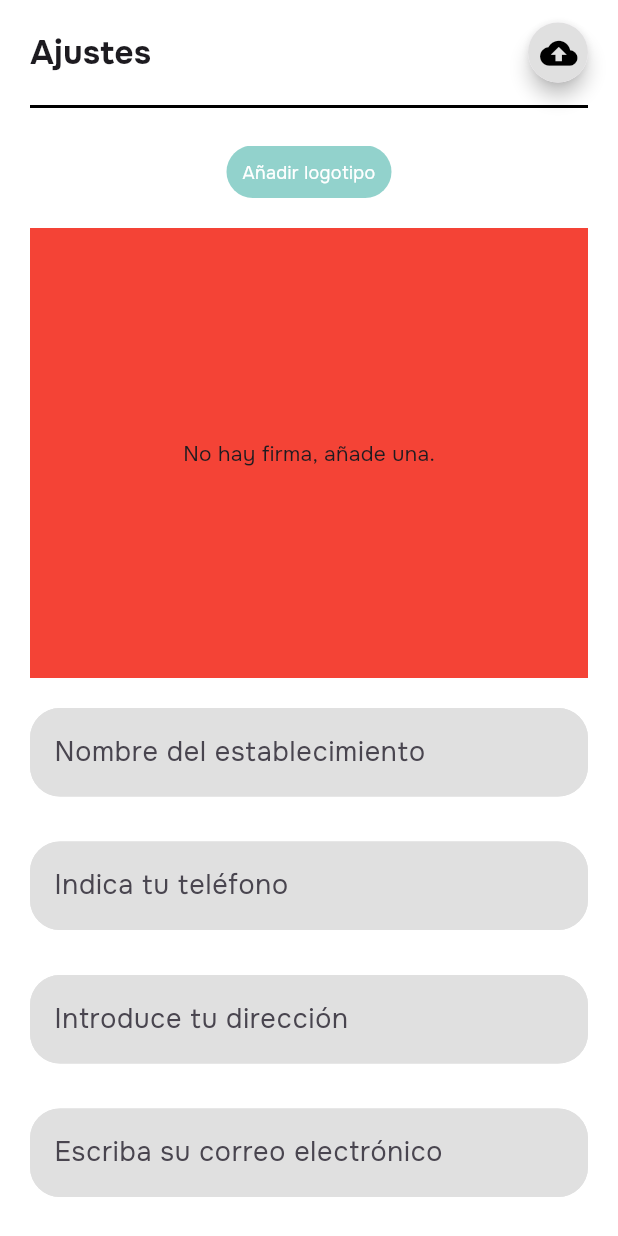
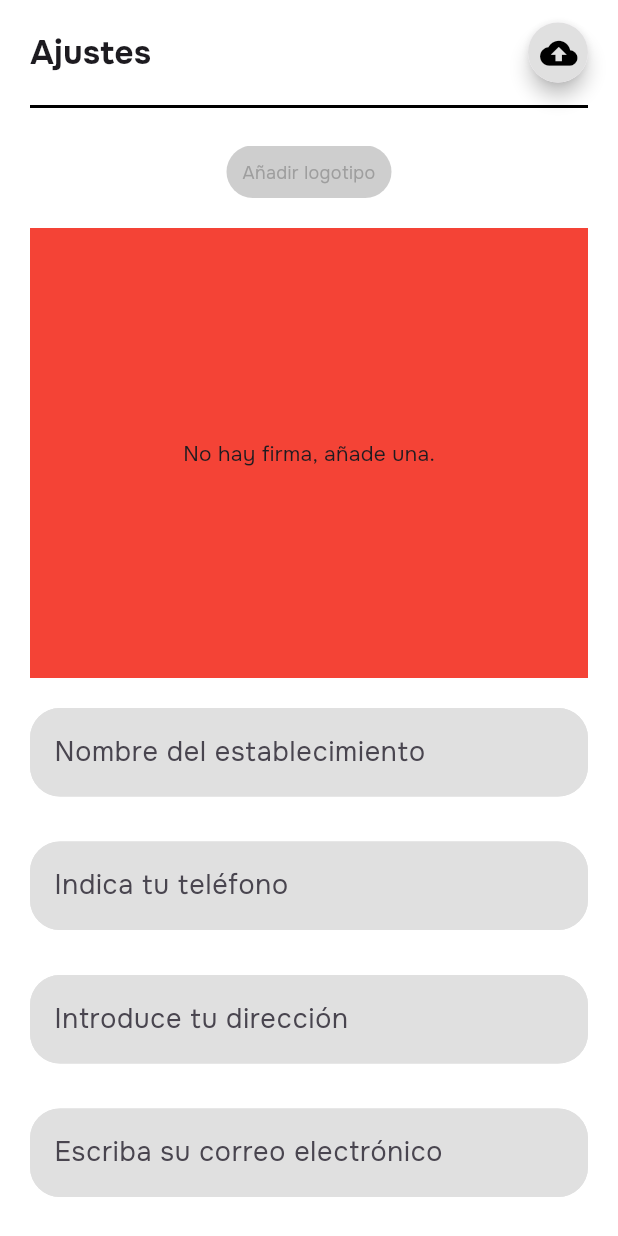
Before and after one commit to HanJian16/Ballots-Template, a Flutter app: the FormRegisterScreen screen opened by its route, on a phone screen of 412 x 824 dp. Run offline on Flutter 3.47's test engine with Material 3 defaults, Android fonts, the phone set to English and light mode, and no system bars; our stand-ins replace get, google_fonts, permission_handler, signature.

Commit message:
ajustando disable del button y status en el register

```diff
--- a/frontend/ballots_template_flutter/lib/screens/form_register.dart
+++ b/frontend/ballots_template_flutter/lib/screens/form_register.dart
@@ -115,7 +115,7 @@ class FormRegisterScreen extends StatelessWidget {
                             // Después de volver de SignatureScreen, actualizar el estado
                             controller.updateSignaturePath();
                           },
-                          status: 1,
+                          status: 0,
                         ),
                         SizedBox(height: 10),
                         CustomBtn(
--- a/frontend/ballots_template_flutter/lib/widgets/custom_btn.dart
+++ b/frontend/ballots_template_flutter/lib/widgets/custom_btn.dart
@@ -32,7 +32,7 @@ class CustomBtn extends StatelessWidget {
       child: Container(
         alignment: Alignment.center,
         decoration: BoxDecoration(
-          color: status == 0 ? customColor.withOpacity(0.5) : customColor,
+          color: status == 0 ? Colors.grey.withOpacity(0.5) : customColor,
           borderRadius: BorderRadius.circular(intRadius),
         ),
         height: customHeight,
@@ -41,7 +41,7 @@ class CustomBtn extends StatelessWidget {
           text,
           style: GoogleFonts.onest(
             fontSize: 12,
-            color: const Color(0xFFFFFFFF),
+            color: status == 0 ?  Colors.grey : const Color(0xFFFFFFFF),
           ),
           textAlign: TextAlign.center,
         ),
```
